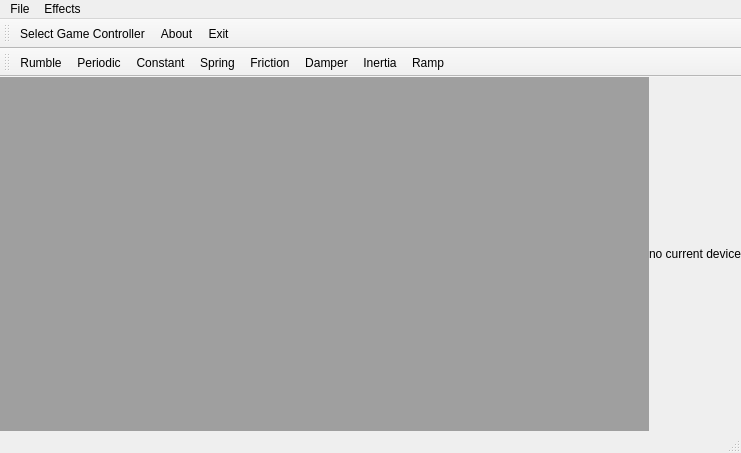
First picture: the form in MainWindow.ui, repository Logitech/qforcestudio, before the edit.
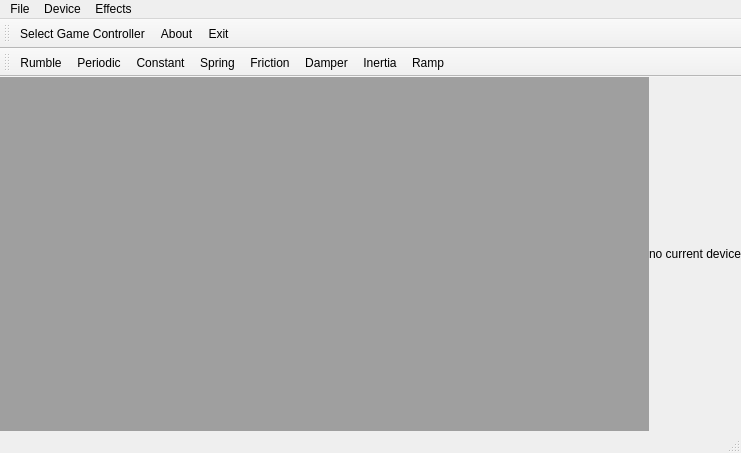
Second picture: the form after the edit.

Patch:
```diff
--- a/MainWindow.ui
+++ b/MainWindow.ui
@@ -55,7 +55,7 @@
      <x>0</x>
      <y>0</y>
      <width>741</width>
-     <height>22</height>
+     <height>21</height>
     </rect>
    </property>
    <widget class="QMenu" name="menuEffects">
@@ -80,7 +80,20 @@
     <addaction name="actionAbout"/>
     <addaction name="actionExit"/>
    </widget>
+   <widget class="QMenu" name="menuDevice">
+    <property name="title">
+     <string>Device</string>
+    </property>
+    <addaction name="actionResetAllForces"/>
+    <addaction name="actionPauseAllForces"/>
+    <addaction name="actionContinueAllForces"/>
+    <addaction name="actionStopAllForces"/>
+    <addaction name="actionSetActuatorsOn"/>
+    <addaction name="actionSetActuatorsOff"/>
+    <addaction name="actionSendCommand"/>
+   </widget>
    <addaction name="menuFile"/>
+   <addaction name="menuDevice"/>
    <addaction name="menuEffects"/>
   </widget>
   <widget class="QToolBar" name="mainToolBar">
```
Left out of the diff: 35 changed lines with no effect on the pictures.
